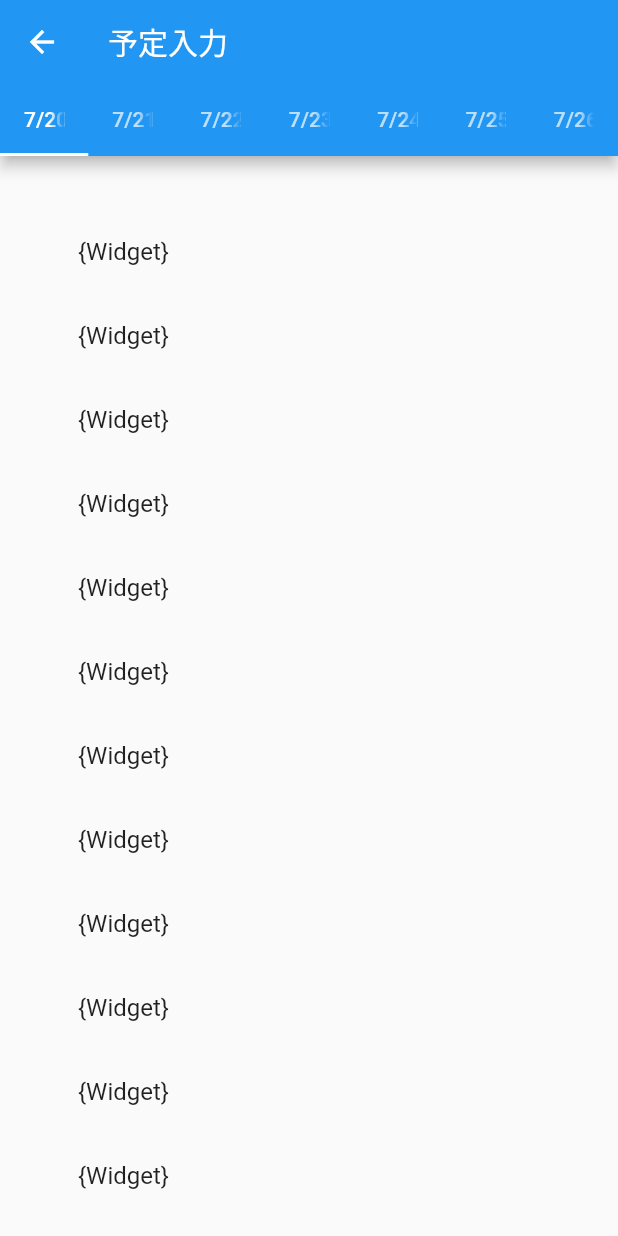
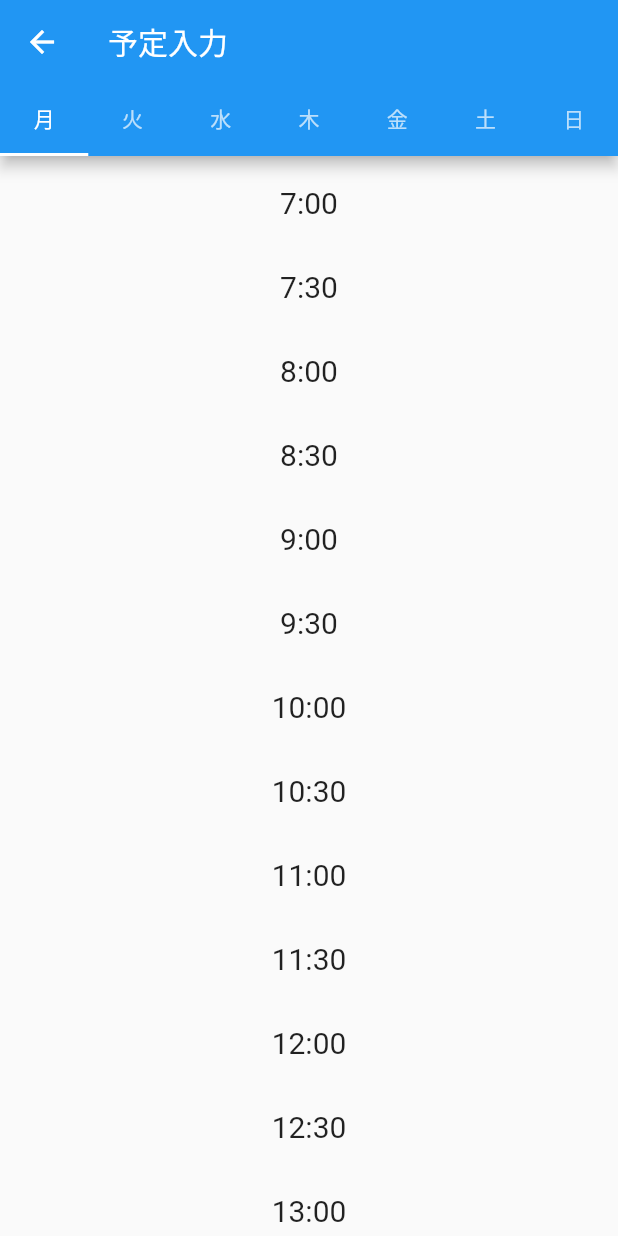
Before and after one commit to lasurstein/team4, a Flutter app: the WeekPlanPage screen opened directly, on a phone screen of 412 x 824 dp. Run offline on Flutter 3.47's test engine with Material 2 defaults, Android fonts, the phone set to English and light mode, and no system bars.

Commit message:
予定入力画面の表示修正

```diff
--- a/lib/plan.dart
+++ b/lib/plan.dart
@@ -80,10 +80,10 @@ class _WeekPlanPageState extends State<WeekPlanPage>
     return Scaffold(
       appBar: AppBar(
           title: Text('予定入力'),
-          bottom: TabBar(
+          bottom: new TabBar(
               controller: _tabController,
               tabs: weekData
-                  .map((w) => Tab(text: "${w.month}/${w.day}(${w.dayOfWeek})"))
+                  .map((w) => Tab(text: "${w.dayOfWeek}"))
                   .toList())),
       body: TabBarView(
           controller: _tabController,
@@ -93,24 +93,25 @@ class _WeekPlanPageState extends State<WeekPlanPage>
 }
 
 Widget DayPlan(dayOfWeek) {
-  List<bool> selectedBool = List.generate(28, (i) => false);
+  List<bool> selectedBool = List.generate(31, (i) => false);
 
-  final items = List<int>.generate(28, (i) => i);
-  final times = items
-      .map((i) => {
-            Text('${i + 7}:${(i.isOdd) ? '30' : '00'}',
-                textAlign: TextAlign.center, style: TextStyle(fontSize: 20.0)),
-          })
-      .toList();
+//  final items = List<int>.generate(28, (i) => i);
+//  final times = items
+//      .asMap().forEach((item, index) => {
+//            Text('${index + 7}:${(index.isOdd) ? '30' : '00'}',
+//                textAlign: TextAlign.center, style: TextStyle(fontSize: 20.0)),
+//      });
+
+
 
   return ListView.builder(
       scrollDirection: Axis.vertical,
-      padding: EdgeInsets.all(36.0),
+      padding: EdgeInsets.only(top: 3.0, bottom: 3.0),
       shrinkWrap: true,
       itemBuilder: (context, i) {
-        if (i < 28) {
+        if (i < 31) {
           return ListTile(
-            title: Text('${times[i]}'),
+            title: Text('${(7+(i-i%2)/2).round()}:${i.isOdd ? '30' : '00'}', textAlign: TextAlign.center, style: TextStyle(fontSize: 20.0)),
             selected: selectedBool[i],
             onTap: () {
               selectedBool[i] = selectedBool[i] ? false : true;
```
